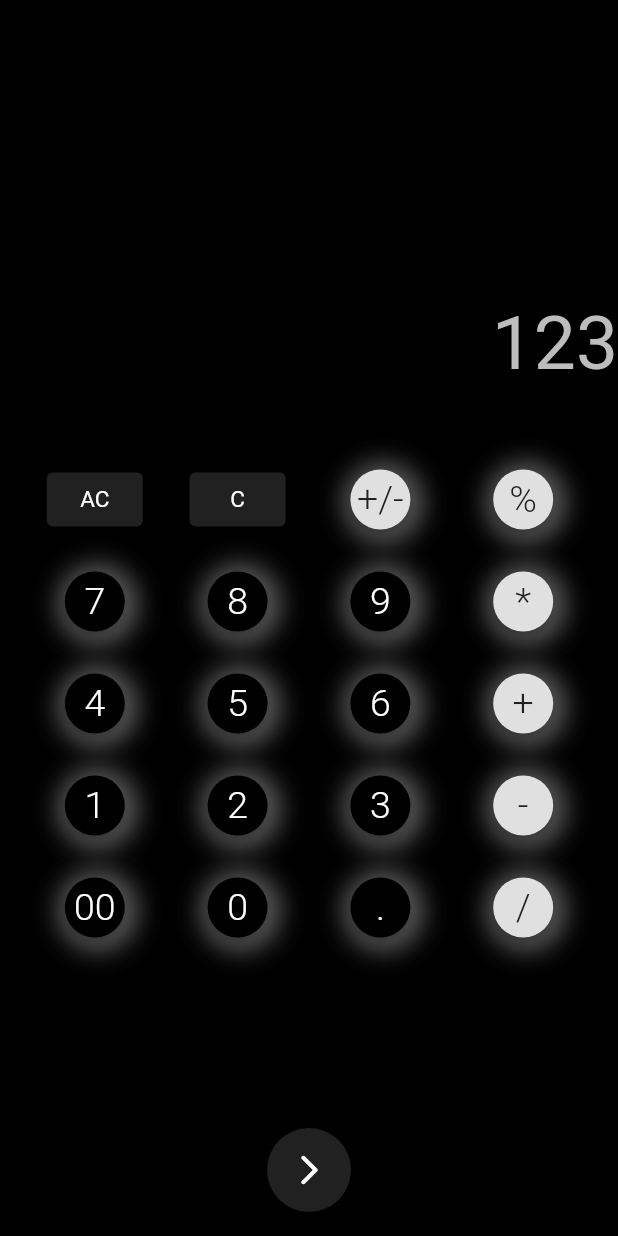
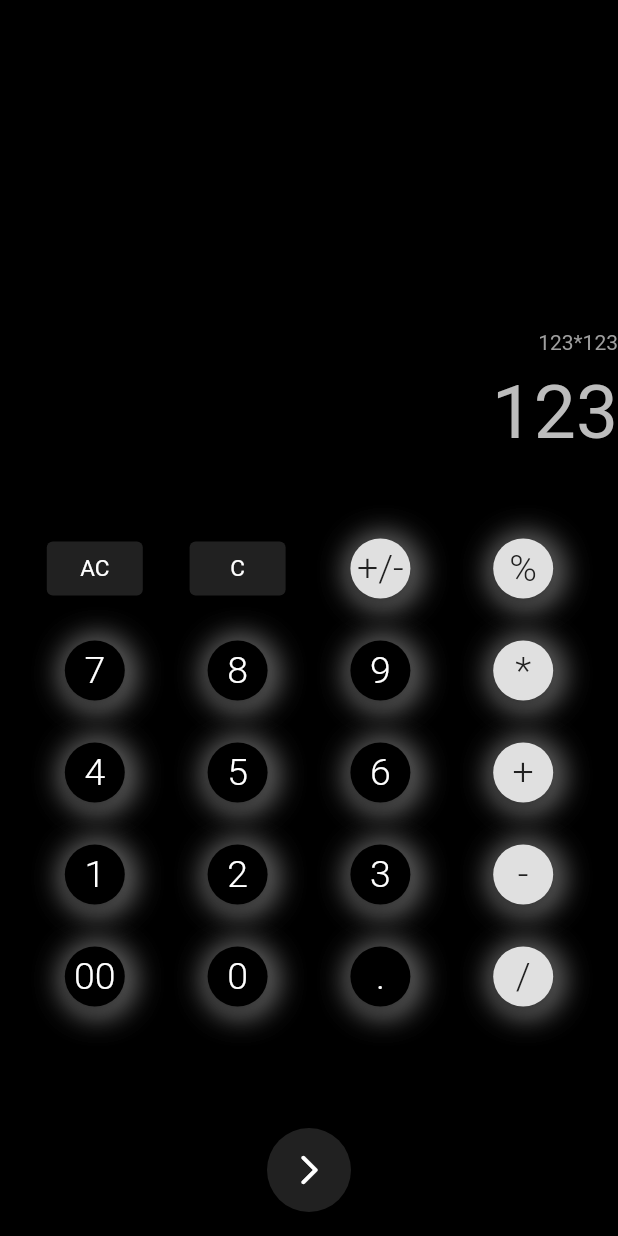
Before and after one commit to Ranaco/codev.astara, a Flutter app: the screen it shows after launch, on a phone screen of 412 x 824 dp. Run offline on Flutter 3.47's test engine with Material 2 defaults, Android fonts, the phone set to English and light mode, and no system bars.

Commit message:
logic_Partial

```diff
--- a/lib/main.dart
+++ b/lib/main.dart
@@ -16,6 +16,7 @@
 class _MyAppState extends State<MyApp> {
   @override
   Widget build(BuildContext context) {
+    var current;
     Widget Numbutton(var num, [var color = Colors.black, var text]) {
       return Container(
         decoration: BoxDecoration(boxShadow: [
@@ -33,7 +34,9 @@
           )
         ], shape: BoxShape.circle),
         child: ElevatedButton(
-          onPressed: () {},
+          onPressed: () {
+            Calc(num);
+          },
           child: Text(
             num,
             style: TextStyle(
@@ -50,7 +53,9 @@
 
     Widget OpButton(var text) {
       return ElevatedButton(
-        onPressed: () {},
+        onPressed: () {
+          Calc(text);
+        },
         child: Text(
           text,
           style: TextStyle(fontSize: 15, fontWeight: FontWeight.w400),
@@ -72,12 +77,25 @@
             Column(
               children: <Widget>[
                 SizedBox(
-                  height: 200,
+                  height: 220,
+                ),
+                Row(
+                  mainAxisAlignment: MainAxisAlignment.end,
+                  children: [
+                    Text(
+                      '123*123',
+                      style: TextStyle(
+                        color: Colors.grey.shade500,
+                      ),
+                    )
+                  ],
+                ),
+                SizedBox(
+                  height: 10,
                 ),
                 Row(
                   mainAxisAlignment: MainAxisAlignment.end,
                   children: <Widget>[
-                    Text('123*123'),
                     Text(
                       '123',
                       style:
@@ -164,3 +182,11 @@
     );
   }
 }
+
+Calc(var text) {
+  print(text);
+}
+
+setCurrent(var curr) {
+  return curr;
+}
```
